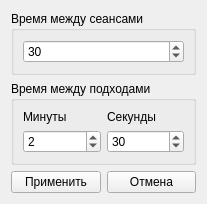
Above: data/settings.ui from Ingener74/My-Sport-Timer before the change. Below: the same form after it.
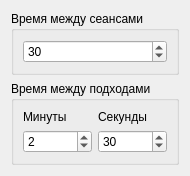
That is the form after the change. Icons and pictures are not drawn.

```diff
--- a/data/settings.ui
+++ b/data/settings.ui
@@ -6,8 +6,8 @@
    <rect>
     <x>0</x>
     <y>0</y>
-    <width>207</width>
-    <height>197</height>
+    <width>170</width>
+    <height>176</height>
    </rect>
   </property>
   <property name="windowTitle">
@@ -80,44 +80,6 @@
      </layout>
     </widget>
    </item>
-   <item>
-    <layout class="QHBoxLayout" name="horizontalLayout">
-     <item>
-      <widget class="QPushButton" name="ApplyButton">
-       <property name="text">
-        <string>Применить</string>
-       </property>
-       <property name="icon">
-        <iconset resource="resouces.qrc">
-         <normaloff>:/res/apply.png</normaloff>:/res/apply.png</iconset>
-       </property>
-       <property name="iconSize">
-        <size>
-         <width>32</width>
-         <height>32</height>
-        </size>
-       </property>
-      </widget>
-     </item>
-     <item>
-      <widget class="QPushButton" name="CancelButton">
-       <property name="text">
-        <string>Отмена</string>
-       </property>
-       <property name="icon">
-        <iconset resource="resouces.qrc">
-         <normaloff>:/res/cancel.png</normaloff>:/res/cancel.png</iconset>
-       </property>
-       <property name="iconSize">
-        <size>
-         <width>32</width>
-         <height>32</height>
-        </size>
-       </property>
-      </widget>
-     </item>
-    </layout>
-   </item>
   </layout>
  </widget>
  <tabstops>
```
Left out of the diff: 2 changed lines with no effect on the pictures.
